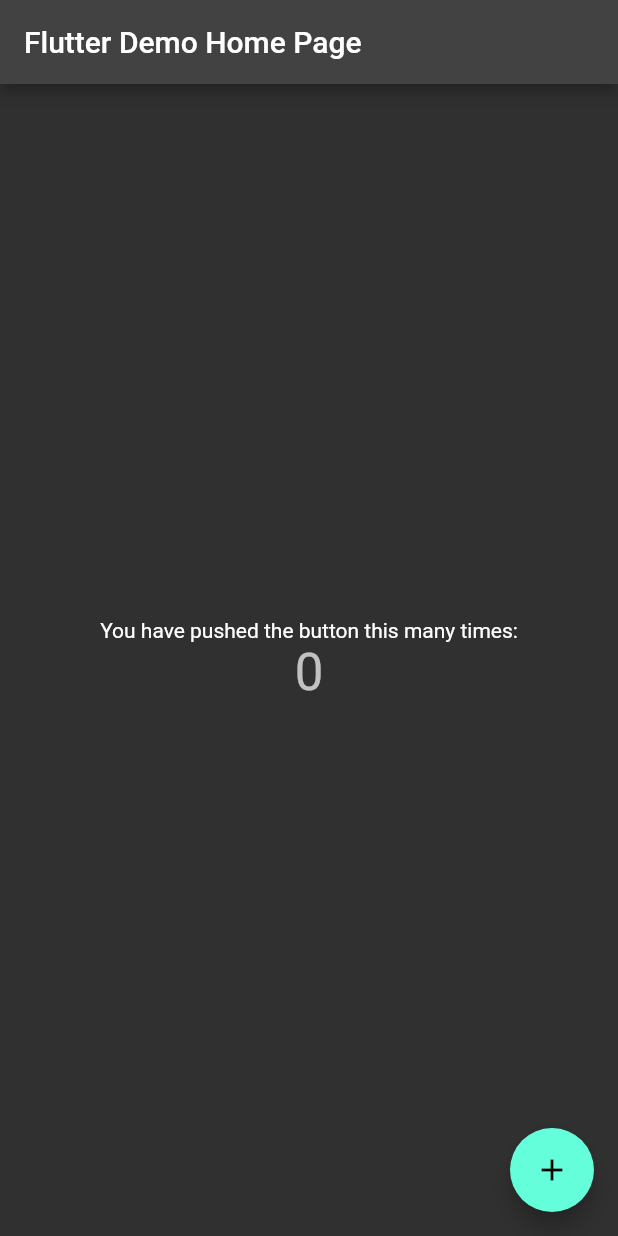
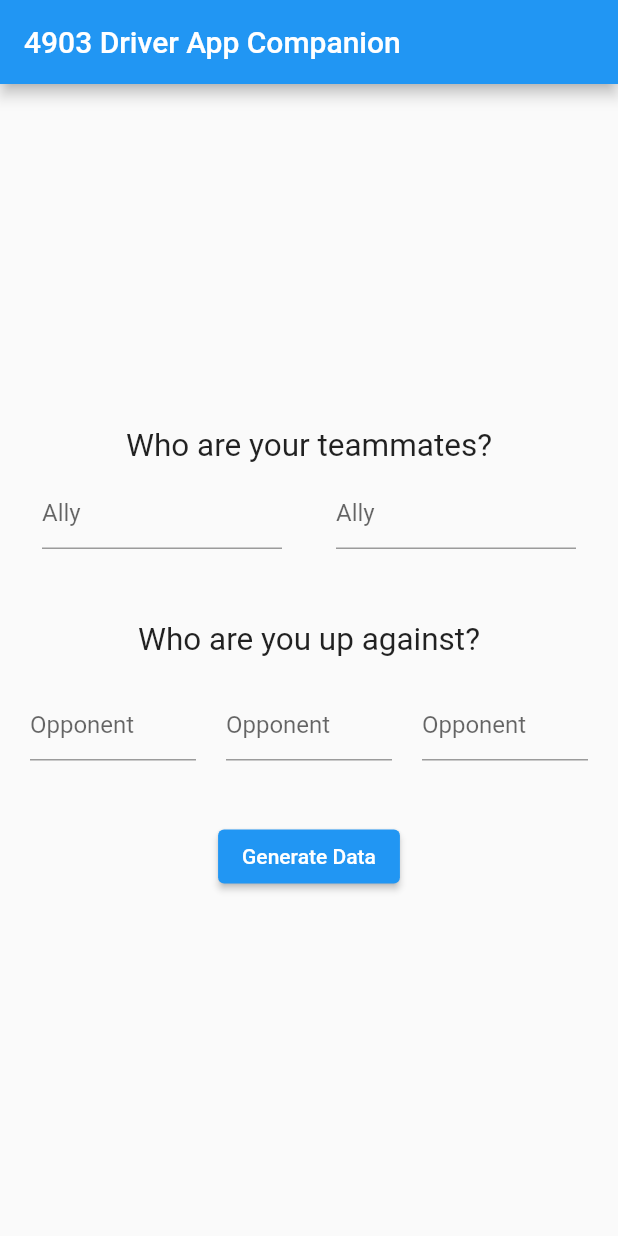
Before and after one commit to FRC4903/DriverCompanionApp, a Flutter app: the screen it shows after launch, on a phone screen of 412 x 824 dp. Run offline on Flutter 3.47's test engine with Material 2 defaults, Android fonts, the phone set to English and light mode, and no system bars; our stand-ins replace charts_flutter.

Commit message:
buggy code 🥹

```diff
--- a/driver_companion_app/lib/main.dart
+++ b/driver_companion_app/lib/main.dart
@@ -1,177 +1,249 @@
 import 'package:flutter/material.dart';
-import 'package:csv/csv.dart';
-import 'package:flutter/services.dart';
-import "package:path_provider/path_provider.dart";
-import "package:file/src/io.dart";
-import 'package:file_picker/file_picker.dart';
+import 'package:charts_flutter/flutter.dart' as charts;
 
 void main() {
-  runApp(const MyApp());
+  runApp(MyApp());
 }
 
 class MyApp extends StatelessWidget {
-  const MyApp({super.key});
-
-  // This widget is the root of your application.
   @override
   Widget build(BuildContext context) {
     return MaterialApp(
       title: 'Flutter Demo',
       theme: ThemeData(
-        // This is the theme of your application.
-        //
-        // Try running your application with "flutter run". You'll see the
-        // application has a blue toolbar. Then, without quitting the app, try
-        // changing the primarySwatch below to Colors.green and then invoke
-        // "hot reload" (press "r" in the console where you ran "flutter run",
-        // or simply save your changes to "hot reload" in a Flutter IDE).
-        // Notice that the counter didn't reset back to zero; the application
-        // is not restarted.
-        primarySwatch: Colors.orange,
-        brightness: Brightness.dark,
+        primarySwatch: Colors.blue,
       ),
-      home: const MyHomePage(title: 'Flutter Demo Home Page'),
+      home: MyScaffold(),
     );
   }
 }
 
-class MyHomePage extends StatefulWidget {
-  const MyHomePage({super.key, required this.title});
-
-  // This widget is the home page of your application. It is stateful, meaning
-  // that it has a State object (defined below) that contains fields that affect
-  // how it looks.
-
-  // This class is the configuration for the state. It holds the values (in this
-  // case the title) provided by the parent (in this case the App widget) and
-  // used by the build method of the State. Fields in a Widget subclass are
-  // always marked "final".
-
-  final String title;
+class MyScaffold extends StatefulWidget {
+  const MyScaffold({super.key});
 
   @override
-  State<MyHomePage> createState() => _MyHomePageState();
+  State<MyScaffold> createState() => ScaffoldState();
 }
 
-class _MyHomePageState extends State<MyHomePage> {
-  void onPress() async {
-    String textasset = "assets/text.csv"; //path to text file asset
-    String text = await rootBundle.loadString(textasset);
-    print(text);
-  }
+class ScaffoldState extends State<MyScaffold> {
+  final _textController1 = TextEditingController();
+  final _textController2 = TextEditingController();
+  final _textController3 = TextEditingController();
+  final _textController4 = TextEditingController();
+  final _textController5 = TextEditingController();
 
-  Future<String> get _localPath async {
-    final directory = await getApplicationDocumentsDirectory();
-
-    return directory.path;
-  }
-
-  Future<File> get _localFile async {
-    final path = await _localPath;
-    return File('$path/text.csv');
-  }
-
-  Future<File> writeToFile(c) async {
-    final file = await _localFile;
-
-    // Write the file
-    return file.writeAsString('$c');
-  }
-
-  // Future<String> readAsString() async {
-  //   try {
-  //     final file = await _localFile;
-
-  //     // Read the file
-  //     final contents = await file.readAsString();
-
-  //     return contents;
-  //   } catch (e) {
-  //     // If encountering an error, return 0
-  //     return "0";
-  //   }
-  // }
-
-  void _pickFile() async {
-    // opens storage to pick files and the picked file or files
-    // are assigned into result and if no file is chosen result is null.
-    // you can also toggle "allowMultiple" true or false depending on your need
-    final result = await FilePicker.platform.pickFiles(allowMultiple: false);
-
-    // if no file is picked
-    if (result == null) return;
-
-    // we will log the name, size and path of the
-    // first picked file (if multiple are selected)
-    print(result.files.first.name);
-    print(result.files.first.size);
-    print(result.files.first.path);
-    writeToFile(rootBundle.load(result.files.first.path.toString()));
-    print(rootBundle.load(result.files.first.path.toString()));
-  }
-
-  int _counter = 0;
-
-  void _incrementCounter() {
-    setState(() {
-      // This call to setState tells the Flutter framework that something has
-      // changed in this State, which causes it to rerun the build method below
-      // so that the display can reflect the updated values. If we changed
-      // _counter without calling setState(), then the build method would not be
-      // called again, and so nothing would appear to happen.
-      _counter++;
-    });
-  }
+  var inputs = {
+    'ally1': '',
+    'ally2': '',
+    'opponent1': '',
+    'opponent2': '',
+    'opponent3': ''
+  };
 
   @override
   Widget build(BuildContext context) {
-    // This method is rerun every time setState is called, for instance as done
-    // by the _incrementCounter method above.
-    //
-    // The Flutter framework has been optimized to make rerunning build methods
-    // fast, so that you can just rebuild anything that needs updating rather
-    // than having to individually change instances of widgets.
     return Scaffold(
       appBar: AppBar(
-        // Here we take the value from the MyHomePage object that was created by
-        // the App.build method, and use it to set our appbar title.
-        title: Text(widget.title),
+        title: Text('4903 Driver App Companion'),
+      ),
+      body: Column(
+        mainAxisAlignment: MainAxisAlignment.center,
+        children: <Widget>[
+          //Row(mainAxisAlignment: MainAxisAlignment.spaceEvenly, children: [
+          Row(mainAxisAlignment: MainAxisAlignment.center, children: [
+            Text(
+              'Who are your teammates?',
+              style: TextStyle(fontSize: 21),
+            ),
+          ]),
+          Row(
+            mainAxisAlignment: MainAxisAlignment.spaceEvenly,
+            children: [
+              SizedBox(width: 20),
+              Expanded(
+                child: Padding(
+                  padding: EdgeInsets.all(8.0),
+                  child: TextField(
+                    controller: _textController1,
+                    decoration: InputDecoration(
+                      hintText: 'Ally',
+                    ),
+                  ),
+                ),
+              ),
+              SizedBox(width: 20),
+              Expanded(
+                child: Padding(
+                  padding: EdgeInsets.all(8.0),
+                  child: TextField(
+                    controller: _textController2,
+                    decoration: InputDecoration(
+                      hintText: 'Ally',
+                    ),
+                  ),
+                ),
+              ),
+              SizedBox(width: 20),
+            ],
+          ),
+          //]),
+          SizedBox(
+            height: 40.0,
+          ),
+          Row(mainAxisAlignment: MainAxisAlignment.center, children: [
+            Text(
+              'Who are you up against?',
+              style: TextStyle(fontSize: 21),
+            ),
+          ]),
+          SizedBox(height: 20),
+          Row(
+            mainAxisAlignment: MainAxisAlignment.spaceEvenly,
+            children: <Widget>[
+              SizedBox(width: 20),
+              Expanded(
+                child: TextField(
+                  controller: _textController3,
+                  decoration: InputDecoration(
+                    hintText: 'Opponent',
+                  ),
+                ),
+              ),
+              SizedBox(width: 20),
+              Expanded(
+                child: TextField(
+                  controller: _textController4,
+                  decoration: InputDecoration(
+                    hintText: 'Opponent',
+                  ),
+                ),
+              ),
+              SizedBox(width: 20),
+              Expanded(
+                child: TextField(
+                  controller: _textController5,
+                  decoration: InputDecoration(
+                    hintText: 'Opponent',
+                  ),
+                ),
+              ),
+              SizedBox(width: 20),
+            ],
+          ),
+          SizedBox(
+            height: 40,
+          ),
+          ElevatedButton(
+            onPressed: () {
+              inputs['ally1'] = _textController1.text;
+              inputs['ally2'] = _textController2.text;
+              inputs['opponent1'] = _textController3.text;
+              inputs['opponent2'] = _textController4.text;
+              inputs['opponent3'] = _textController5.text;
+              Navigator.push(
+                context,
+                MaterialPageRoute(
+                  builder: (context) => Page1(inputs: inputs),
+                ),
+              );
+            },
+            child: Text('Generate Data'),
+          ),
+        ],
+      ),
+    );
+  }
+}
+
+class Page1 extends StatelessWidget {
+  //teleop page
+  Page1({super.key, required this.inputs});
+
+  final inputs;
+
+  @override
+  Widget build(BuildContext context) {
+    final data = [
+      new MyData('A', 5),
+      new MyData('B', 25),
+      new MyData('C', 100),
+      new MyData('D', 75),
+    ];
+
+    return Scaffold(
+      appBar: AppBar(
+        title: Text('My Team'),
       ),
       body: Center(
-        // Center is a layout widget. It takes a single child and positions it
-        // in the middle of the parent.
         child: Column(
-          // Column is also a layout widget. It takes a list of children and
-          // arranges them vertically. By default, it sizes itself to fit its
-          // children horizontally, and tries to be as tall as its parent.
-          //
-          // Invoke "debug painting" (press "p" in the console, choose the
-          // "Toggle Debug Paint" action from the Flutter Inspector in Android
-          // Studio, or the "Toggle Debug Paint" command in Visual Studio Code)
-          // to see the wireframe for each widget.
-          //
-          // Column has various properties to control how it sizes itself and
-          // how it positions its children. Here we use mainAxisAlignment to
-          // center the children vertically; the main axis here is the vertical
-          // axis because Columns are vertical (the cross axis would be
-          // horizontal).
           mainAxisAlignment: MainAxisAlignment.center,
           children: <Widget>[
-            const Text(
-              'You have pushed the button this many times:',
+            charts.BarChart(
+              [
+                new charts.Series<MyData, String>(
+                  id: 'Sales',
+                  colorFn: (_, __) => charts.MaterialPalette.blue.shadeDefault,
+                  domainFn: (MyData data, _) => data.domain,
+                  measureFn: (MyData data, _) => data.measure,
+                  data: data,
+                ),
+              ],
+              animate: true,
+              vertical: false,
             ),
-            Text(
-              '$_counter',
-              style: Theme.of(context).textTheme.headlineMedium,
+            SizedBox(height: 30),
+            ElevatedButton(
+              onPressed: () {
+                Navigator.push(
+                  context,
+                  MaterialPageRoute(
+                    builder: (context) => Page2(inputs: inputs),
+                  ),
+                );
+              },
+              child: Text('Opposing Team'),
             ),
           ],
         ),
       ),
-      floatingActionButton: FloatingActionButton(
-        onPressed: _pickFile,
-        tooltip: 'readddd',
-        child: const Icon(Icons.add),
-      ), // This trailing comma makes auto-formatting nicer for build methods.
     );
   }
 }
+
+class Page2 extends StatelessWidget {
+  //teleop page
+  const Page2({super.key, required this.inputs});
+
+  final inputs;
+
+  @override
+  Widget build(BuildContext context) {
+    return Scaffold(
+      appBar: AppBar(
+        title: Text('Opposing Team'),
+      ),
+      body: Center(
+        child: Column(
+          mainAxisAlignment: MainAxisAlignment.center,
+          children: <Widget>[
+            Text('Page 2'),
+            SizedBox(height: 30),
+            ElevatedButton(
+              onPressed: () {
+                Navigator.pop(context);
+              },
+              child: Text('My Team'),
+            ),
+          ],
+        ),
+      ),
+    );
+  }
+}
+
+class MyData {
+  final String domain;
+  final int measure;
+
+  MyData(this.domain, this.measure);
+}
```
